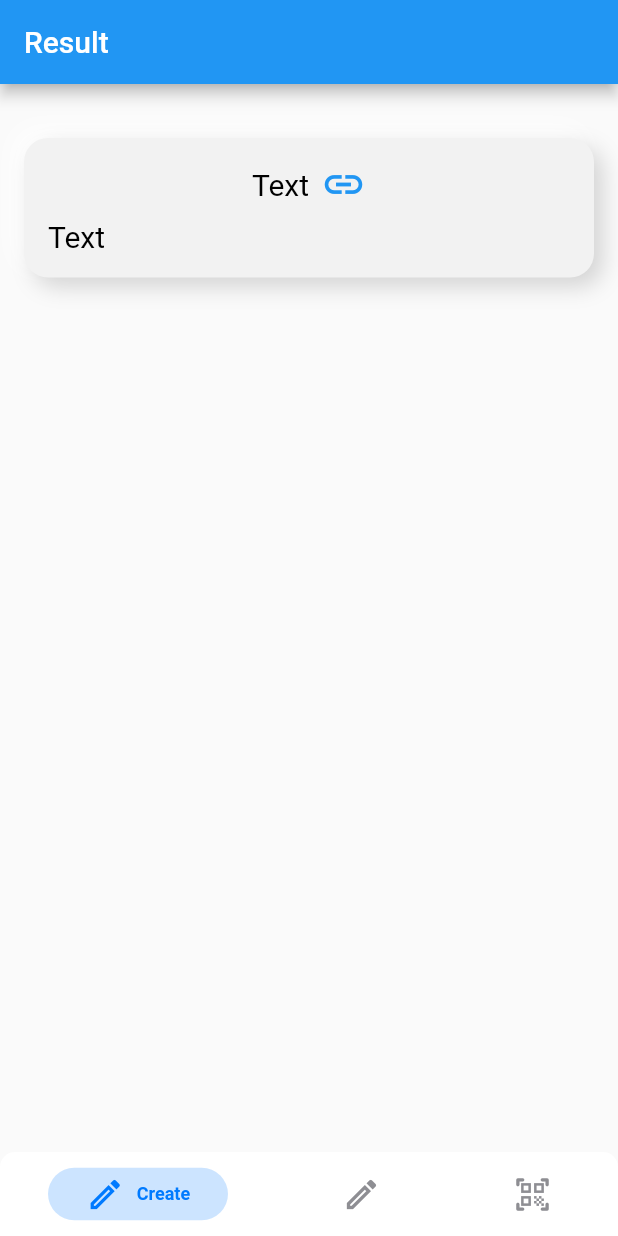
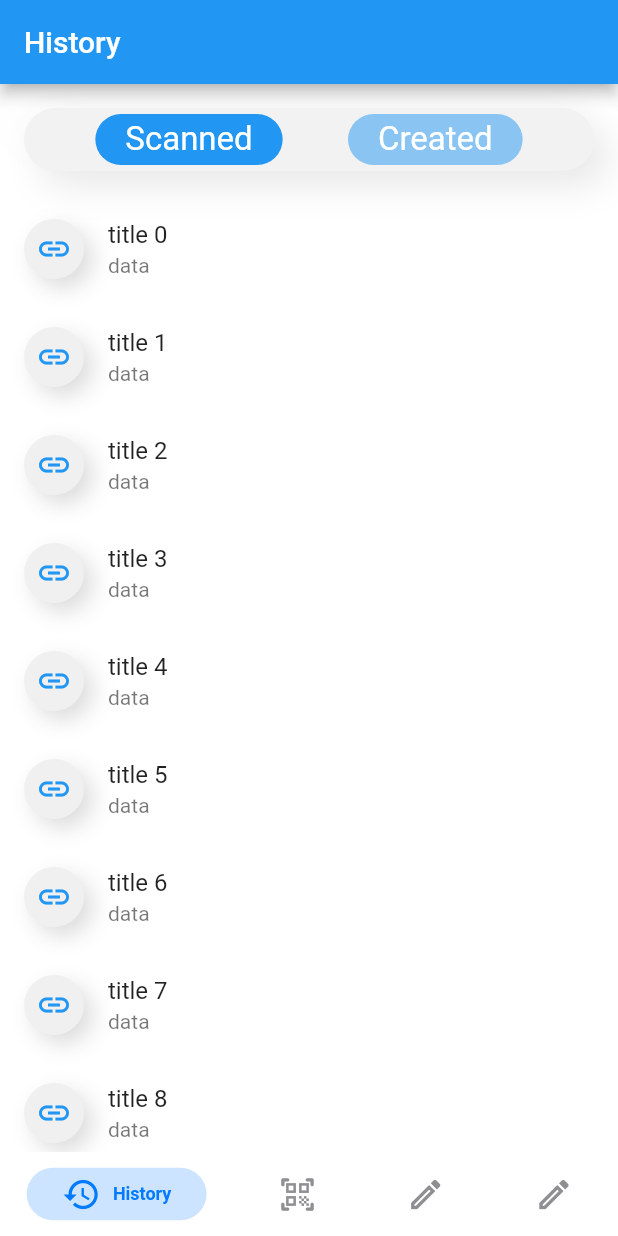
Before and after one commit to anokabb/qr_scanner, a Flutter app: the screen it shows after launch, on a phone screen of 412 x 824 dp. Run offline on Flutter 3.47's test engine with Material 2 defaults, Android fonts, the phone set to English and light mode, and no system bars; drawn by our look-alikes of clay_containers, persistent_bottom_nav_bar; our stand-ins replace bloc, flutter_bloc; missing offline and left inert: qr_code_scanner.

Commit message:
add history page

```diff
--- a/lib/main.dart
+++ b/lib/main.dart
@@ -15,6 +15,7 @@ class MyApp extends StatelessWidget {
         primarySwatch: Colors.blue,
         primaryColor: Colors.blue,
         backgroundColor: Colors.white,
+        canvasColor: Color(0xFFF2F2F2),
       ),
       themeMode: ThemeMode.light,
       home: MainScreen(),
--- /dev/null
+++ b/lib/screens/HistoryScreen/HistoryScreen.dart
@@ -0,0 +1,94 @@
+import 'package:clay_containers/clay_containers.dart';
+import 'package:flutter/cupertino.dart';
+import 'package:flutter/material.dart';
+import 'package:persistent_bottom_nav_bar/persistent-tab-view.dart';
+import 'package:qr_scanner/components/CuperIcon.dart';
+
+class HistoryScreen extends StatefulWidget {
+  HistoryScreen();
+
+  @override
+  _HistoryScreenState createState() => _HistoryScreenState();
+}
+
+class _HistoryScreenState extends State<HistoryScreen> {
+  @override
+  Widget build(BuildContext context) {
+    return Scaffold(
+      backgroundColor: Theme.of(context).backgroundColor,
+      appBar: AppBar(
+        title: Text('History'),
+      ),
+      body: Column(
+        children: <Widget>[
+          Padding(
+            padding: const EdgeInsets.all(16.0),
+            child: ClayContainer(
+              color: Theme.of(context).canvasColor,
+              borderRadius: 50,
+              spread: 10,
+              depth: 10,
+              child: Padding(
+                padding: const EdgeInsets.all(4.0),
+                child: Row(
+                  mainAxisAlignment: MainAxisAlignment.spaceEvenly,
+                  children: <Widget>[
+                    Container(
+                      decoration: BoxDecoration(
+                        color: Theme.of(context).accentColor,
+                        borderRadius: BorderRadius.all(Radius.circular(50)),
+                      ),
+                      child: Padding(
+                        padding: const EdgeInsets.symmetric(
+                            vertical: 4, horizontal: 20),
+                        child: Text(
+                          'Scanned',
+                          style: TextStyle(fontSize: 22, color: Colors.white),
+                        ),
+                      ),
+                    ),
+                    Container(
+                      decoration: BoxDecoration(
+                        color: Theme.of(context).accentColor.withOpacity(0.5),
+                        borderRadius: BorderRadius.all(Radius.circular(50)),
+                      ),
+                      child: Padding(
+                        padding: const EdgeInsets.symmetric(
+                            vertical: 4, horizontal: 20),
+                        child: Text(
+                          'Created',
+                          style: TextStyle(fontSize: 22, color: Colors.white),
+                        ),
+                      ),
+                    )
+                  ],
+                ),
+              ),
+            ),
+          ),
+          Expanded(
+            child: ListView.builder(
+              itemCount: 99,
+              itemBuilder: (_, pos) {
+                return ListTile(
+                  leading: ClayContainer(
+                    borderRadius: 50,
+                    child: Padding(
+                      padding: const EdgeInsets.all(8.0),
+                      child: Icon(
+                        Icons.link,
+                        color: Theme.of(context).accentColor,
+                      ),
+                    ),
+                  ),
+                  title: Text('title $pos'),
+                  subtitle: Text('data'),
+                );
+              },
+            ),
+          )
+        ],
+      ),
+    );
+  }
+}
--- a/lib/screens/MainScreen/MainScreen.dart
+++ b/lib/screens/MainScreen/MainScreen.dart
@@ -1,6 +1,7 @@
 import 'package:flutter/material.dart';
 import 'package:persistent_bottom_nav_bar/persistent-tab-view.dart';
 import 'package:qr_scanner/screens/CreateScreen/CreateScreen.dart';
+import 'package:qr_scanner/screens/HistoryScreen/HistoryScreen.dart';
 import 'package:qr_scanner/screens/ResultScreen/ResultScreen.dart';
 import 'package:qr_scanner/screens/ScannerScreen/ScannerScreen.dart';
 
@@ -22,14 +23,23 @@ class _MainScreenState extends State<MainScreen> {
 
   List<Widget> _buildScreens() {
     return [
+      HistoryScreen(),
+      ScannerScreen(),
+      CreateScreen(),
       ResultScreen(),
-      CreateScreen(),
-      ScannerScreen(),
     ];
   }
 
   List<PersistentBottomNavBarItem> _navBarsItems() {
     return [
+      PersistentBottomNavBarItem(
+        icon: Icon(Icons.history),
+        title: ("History"),
+      ),
+      PersistentBottomNavBarItem(
+        icon: Icon(Icons.qr_code_scanner_rounded),
+        title: ("Scan"),
+      ),
       PersistentBottomNavBarItem(
         icon: Icon(Icons.create_outlined),
         title: ("Create"),
@@ -37,10 +47,6 @@ class _MainScreenState extends State<MainScreen> {
       PersistentBottomNavBarItem(
         icon: Icon(Icons.create_outlined),
         title: ("Create"),
-      ),
-      PersistentBottomNavBarItem(
-        icon: Icon(Icons.qr_code_scanner_rounded),
-        title: ("Scan"),
       ),
     ];
   }
```
Also changed, not shown: lib/components/CuperIcon.dart (added, +34 -0 lines), lib/components/txtField.dart (+7 -4 lines), lib/screens/CreateScreen/CreateScreen.dart (+8 -9 lines), lib/screens/ResultScreen/ResultScreen.dart (+63 -9 lines), lib/screens/ScannerScreen/ScannerScreen.dart (+18 -11 lines), lib/cubit/flash_cubit.dart (renamed from lib/cubit/cubit/flash_cubit.dart), lib/cubit/flash_state.dart (renamed from lib/cubit/cubit/flash_state.dart).
